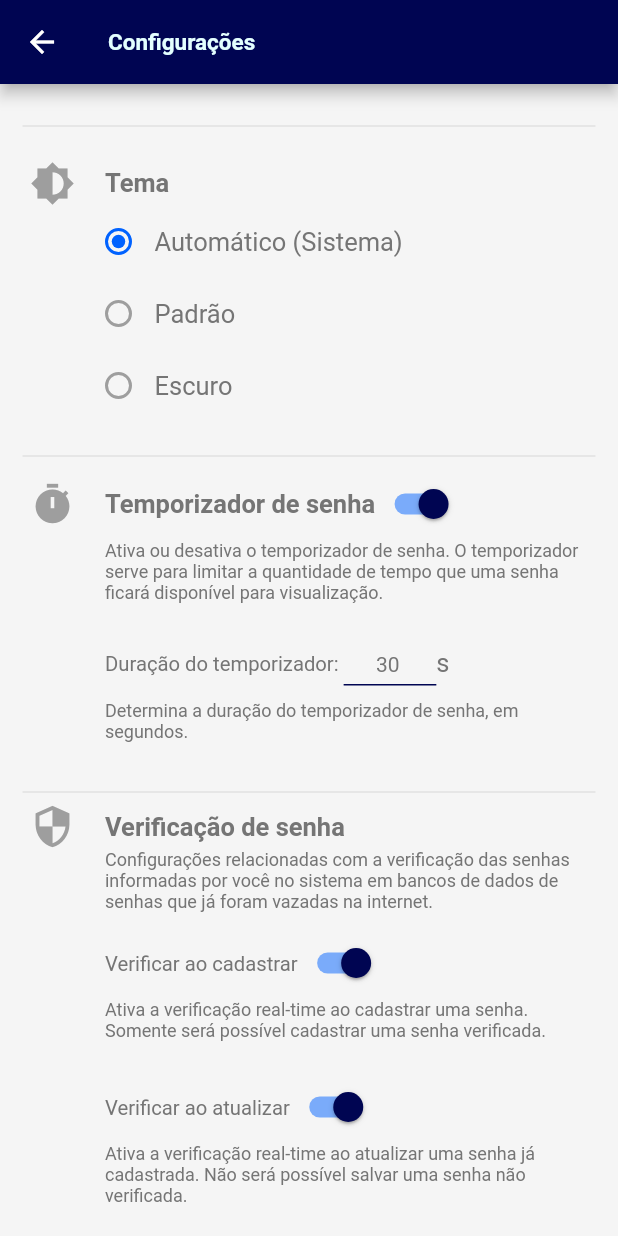
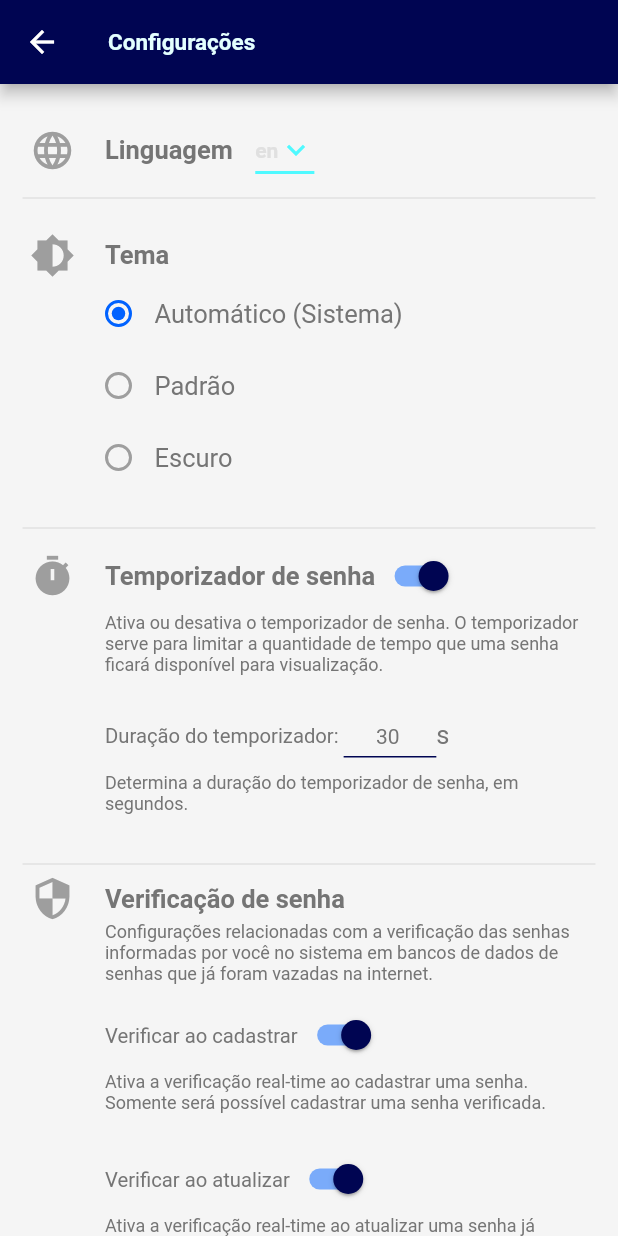
Before and after one commit to JoaoBontempo/HashPass, a Flutter app: the IndexPage screen opened by its route, in the side drawer, after a tap on "Configurações", on a phone screen of 412 x 824 dp. Run offline on Flutter 3.47's test engine with Material 2 defaults, Android fonts, the phone set to English and light mode, and no system bars; drawn by our look-alikes of showcaseview; our stand-ins replace device_info_plus, file_picker, font_awesome_flutter, get, google_mobile_ads, local_auth and 3 more; missing offline and left inert: flutter_aes_ecb_pkcs5, validatorless; accounts and stored records are empty; generated files the repository leaves out were written again; network calls fail.

Commit message:
Initializing app internacionalization

```diff
--- /dev/null
+++ b/l10n.yaml
@@ -0,0 +1,3 @@
+arb-dir: lib/l10n
+template-arb-file: app_en.arb
+output-localization-file: app_localizations.dart
--- /dev/null
+++ b/lib/l10n/app_en.arb
@@ -0,0 +1,6 @@
+{
+  "helloWorld": "Hello World!",
+  "@helloWorld": {
+    "description": "The conventional newborn programmer greeting"
+  }
+}
--- /dev/null
+++ b/lib/l10n/app_pt.arb
@@ -0,0 +1,3 @@
+{
+    "helloWorld": "Olá mundo!"
+}
--- a/lib/provider/configurationProvider.dart
+++ b/lib/provider/configurationProvider.dart
@@ -5,6 +5,7 @@ import 'package:shared_preferences/shared_preferences.dart';
 import 'package:hashpass/themes/theme.dart';
 import 'package:hashpass/util/cryptography.dart';
 import 'package:hashpass/widgets/appKeyValidation.dart';
+import 'package:flutter_gen/gen_l10n/app_localizations.dart';
 
 enum ConfigurationKeys {
   PASSWORD_CARD_STYLE('cardStyle'),
@@ -15,6 +16,7 @@ enum ConfigurationKeys {
   VERIFY_PASSWORD_ON_UPDATE('updateVerify'),
   APP_ENTRANCE('hasEntrance'),
   USE_TOOLTIPS('tooltips'),
+  LANGUAGE('language'),
   THEME('theme');
 
   final String key;
@@ -26,6 +28,7 @@ class Configuration with ChangeNotifier {
   static late Configuration instance;
   SharedPreferences preferencesManager;
 
+  Locale language;
   bool hasEntrance;
   HashPassTheme theme;
   HashPassCardStyle cardStyle;
@@ -47,10 +50,12 @@ class Configuration with ChangeNotifier {
     required this.updatePassVerify,
     required this.showHelpTooltips,
     required this.cardStyle,
+    required this.language,
   });
 
   void setDefaultConfig() {
     setConfigs(
+      language: _getDeviceDefaultSupportedLocale,
       timer: 30,
       useTimer: true,
       insertVerify: true,
@@ -74,8 +79,10 @@ class Configuration with ChangeNotifier {
     bool? tooltips,
     bool? entrance,
     HashPassCardStyle? cardStyle,
+    Locale? language,
     Function(bool)? onBiometricChange,
   }) async {
+    await _setAppLanguage(language);
     await _setBiometricValidation(useBiometricValidation, onBiometricChange);
     await _setTheme(theme);
     await _setConfig<double>(ConfigurationKeys.TIMER_VALUE, timer);
@@ -88,6 +95,8 @@ class Configuration with ChangeNotifier {
     await _setConfig<bool>(ConfigurationKeys.APP_ENTRANCE, entrance);
     await _setConfig<int>(
         ConfigurationKeys.PASSWORD_CARD_STYLE, cardStyle?.style.index);
+    await _setConfig<String>(
+        ConfigurationKeys.LANGUAGE, language?.languageCode);
 
     this.theme = theme ?? this.theme;
     hasTimer = useTimer ?? hasTimer;
@@ -99,7 +108,18 @@ class Configuration with ChangeNotifier {
     hasEntrance = entrance ?? hasEntrance;
     this.cardStyle = cardStyle ?? this.cardStyle;
     instance = this;
+    this.language = language ?? this.language;
     notifyListeners();
+  }
+
+  Future<bool> _setAppLanguage(Locale? language) {
+    if (language != null) {
+      Get.updateLocale(language);
+      return _setConfig<String>(
+          ConfigurationKeys.LANGUAGE, language.languageCode);
+    }
+
+    return Future(() => true);
   }
 
   Future<bool> _setTheme(HashPassTheme? theme) async {
@@ -147,6 +167,8 @@ class Configuration with ChangeNotifier {
   ) async {
     if (value != null) {
       switch (value.runtimeType) {
+        case String:
+          return preferencesManager.setString(key.key, value as String);
         case int:
           return preferencesManager.setInt(key.key, value as int);
         case bool:
@@ -161,11 +183,29 @@ class Configuration with ChangeNotifier {
     return Future(() => true);
   }
 
+  static Locale get _getDeviceDefaultSupportedLocale =>
+      AppLocalizations.supportedLocales.firstWhere(
+        (locale) =>
+            locale.languageCode ==
+            (Get.deviceLocale?.languageCode ??
+                AppLocalizations.supportedLocales.first.languageCode),
+        orElse: () => AppLocalizations.supportedLocales.firstWhere(
+          (locale) => locale.languageCode == 'en',
+        ),
+      );
+
   static Future<Configuration> getHashPassConfiguration() async {
     SharedPreferences configs = await SharedPreferences.getInstance();
 
     Configuration.configs = configs;
     Configuration.instance = Configuration(
+      language: AppLocalizations.supportedLocales.firstWhere(
+          (locale) =>
+              locale.languageCode ==
+              configs.getString(
+                ConfigurationKeys.LANGUAGE.key,
+              ),
+          orElse: () => _getDeviceDefaultSupportedLocale),
       preferencesManager: configs,
       hasEntrance: configs.getBool(ConfigurationKeys.APP_ENTRANCE.key) ?? false,
       theme: HashPassTheme.values.firstWhere(
--- a/lib/view/configuration.dart
+++ b/lib/view/configuration.dart
@@ -6,6 +6,7 @@ import 'package:hashpass/util/route.dart';
 import 'package:hashpass/widgets/animations/booleanHide.dart';
 import 'package:hashpass/widgets/configuration/booleanConfig.dart';
 import 'package:hashpass/widgets/configuration/cardStyle.dart';
+import 'package:hashpass/widgets/configuration/dropdownConfiguration.dart';
 import 'package:hashpass/widgets/configuration/multiBooleanWidgetConfig.dart';
 import 'package:hashpass/widgets/configuration/radioConfig.dart';
 import 'package:hashpass/widgets/configuration/secondaryBooleanConfig.dart';
@@ -13,6 +14,7 @@ import 'package:hashpass/widgets/interface/messageBox.dart';
 import 'package:local_auth/local_auth.dart';
 import 'package:provider/provider.dart';
 import '../widgets/data/textfield.dart';
+import 'package:flutter_gen/gen_l10n/app_localizations.dart';
 
 class ConfigurationPage extends StatefulWidget {
   const ConfigurationPage({Key? key}) : super(key: key);
@@ -76,6 +78,14 @@ class _ConfigurationPageState extends State<ConfigurationPage> {
               padding: const EdgeInsets.only(top: 20, bottom: 20),
               child: Column(
                 children: [
+                  DropDownConfiguration<Locale>(
+                    selectedValue: configuration.language,
+                    onChange: (locale) =>
+                        configuration.setConfigs(language: locale),
+                    label: "Linguagem",
+                    icon: Icons.language,
+                    values: AppLocalizations.supportedLocales,
+                  ),
                   BooleanConfigWidget(
                     useState: false,
                     isVisible: hasBiometricValidation,
--- a/lib/view/index.dart
+++ b/lib/view/index.dart
@@ -9,6 +9,7 @@ import 'package:hashpass/widgets/drawer.dart';
 import 'package:hashpass/widgets/interface/messageBox.dart';
 import 'package:provider/provider.dart';
 import 'package:showcaseview/showcaseview.dart';
+import 'package:flutter_gen/gen_l10n/app_localizations.dart';
 
 class IndexPage extends StatelessWidget {
   const IndexPage({Key? key}) : super(key: key);
@@ -43,7 +44,7 @@ class IndexPage extends StatelessWidget {
             },
             drawer: const AppDrawer(),
             appBar: AppBar(
-              title: const Text("HashPass"),
+              title: Text(AppLocalizations.of(context)!.helloWorld),
               actions: Configuration.instance.showHelpTooltips
                   ? <Widget>[
                       IconButton(
--- /dev/null
+++ b/lib/widgets/configuration/dropdownConfiguration.dart
@@ -0,0 +1,57 @@
+import 'package:flutter/material.dart';
+import 'package:hashpass/widgets/data/dropDown.dart';
+import 'package:hashpass/widgets/interface/label.dart';
+
+class DropDownConfiguration<ConfigType> extends StatelessWidget {
+  const DropDownConfiguration({
+    super.key,
+    required this.selectedValue,
+    required this.onChange,
+    required this.label,
+    required this.icon,
+    required this.values,
+  });
+  final ConfigType selectedValue;
+  final List<ConfigType> values;
+  final Function(ConfigType) onChange;
+  final String label;
+  final IconData icon;
+
+  @override
+  Widget build(BuildContext context) {
+    return Padding(
+      padding: const EdgeInsets.only(left: 20),
+      child: Visibility(
+        child: Column(
+          children: [
+            Row(
+              children: [
+                Padding(
+                  padding: const EdgeInsets.only(right: 20),
+                  child: Icon(
+                    icon,
+                    color: Colors.grey,
+                    size: 30,
+                  ),
+                ),
+                HashPassLabel(
+                  text: label,
+                  fontWeight: FontWeight.bold,
+                ),
+                Padding(
+                  padding: const EdgeInsets.only(left: 15),
+                  child: HashPassDropDown<ConfigType>(
+                    itens: values,
+                    onChange: onChange,
+                    hintText: '',
+                    selectedItem: selectedValue,
+                  ),
+                )
+              ],
+            ),
+          ],
+        ),
+      ),
+    );
+  }
+}
--- a/lib/widgets/data/dropDown.dart
+++ b/lib/widgets/data/dropDown.dart
@@ -5,7 +5,7 @@ import 'package:hashpass/themes/theme.dart';
 import 'package:hashpass/widgets/interface/label.dart';
 
 class HashPassDropDown<T> extends StatelessWidget {
-  HashPassDropDown({
+  const HashPassDropDown({
     Key? key,
     required this.itens,
     required this.onChange,
@@ -17,7 +17,7 @@ class HashPassDropDown<T> extends StatelessWidget {
   final Function(T) onChange;
   final String hintText;
   final bool isLightBackground;
-  T selectedItem;
+  final T selectedItem;
 
   @override
   Widget build(BuildContext context) {
--- a/pubspec.yaml
+++ b/pubspec.yaml
@@ -49,6 +49,7 @@ dev_dependencies:
 
 flutter:
   uses-material-design: true
+  generate: true
 
   assets:
     - assets/images/
```
Also changed, not shown: lib/main.dart (+4 -4 lines).
